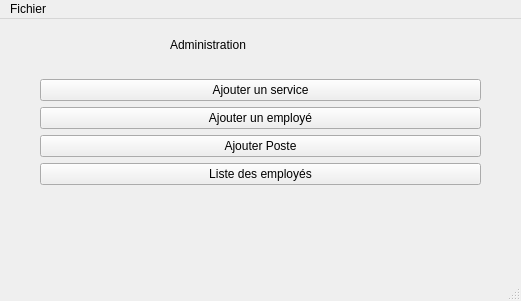
First picture: the form in FaceRecognition/administration.ui, repository idriss92/FaceRecognition, before the edit.
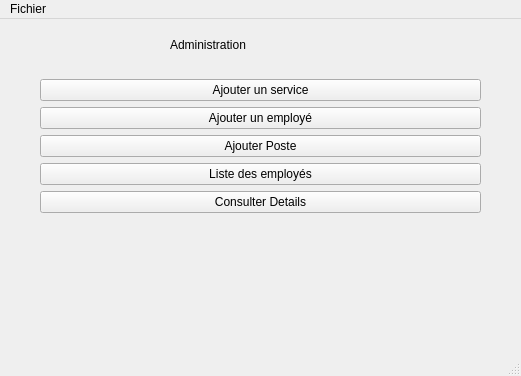
Second picture: the form after the edit.

Patch:
```diff
--- a/FaceRecognition/administration.ui
+++ b/FaceRecognition/administration.ui
@@ -7,7 +7,7 @@
     <x>0</x>
     <y>0</y>
     <width>521</width>
-    <height>301</height>
+    <height>376</height>
    </rect>
   </property>
   <property name="windowTitle">
@@ -20,7 +20,7 @@
       <x>40</x>
       <y>60</y>
       <width>441</width>
-      <height>181</height>
+      <height>251</height>
      </rect>
     </property>
     <layout class="QVBoxLayout" name="verticalLayout">
@@ -55,6 +55,13 @@
        </property>
       </widget>
      </item>
+     <item>
+      <widget class="QPushButton" name="pushButtonConsulterDetails">
+       <property name="text">
+        <string>Consulter Details</string>
+       </property>
+      </widget>
+     </item>
     </layout>
    </widget>
    <widget class="QLabel" name="label">
```
Left out of the diff: 2 changed lines with no effect on the pictures.
